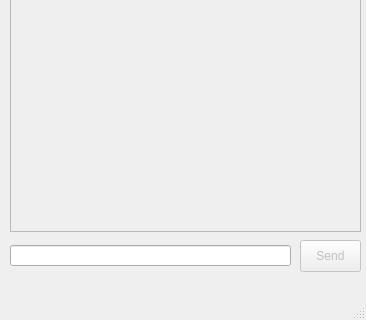
First picture: the form in examples/QT/SioChatDemo/mainwindow.ui, repository socketio/socket.io-client-cpp, before the edit; both pictures show x 0 to 366 and y 257 to 577 of the 366 by 577 pixel window.
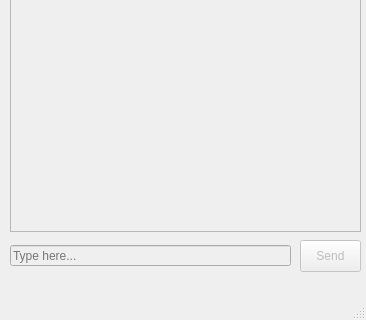
Second picture: the form after the edit.

```diff
--- a/examples/QT/SioChatDemo/mainwindow.ui
+++ b/examples/QT/SioChatDemo/mainwindow.ui
@@ -82,6 +82,9 @@
     </property>
    </widget>
    <widget class="QLineEdit" name="messageEdit">
+    <property name="enabled">
+     <bool>false</bool>
+    </property>
     <property name="geometry">
      <rect>
       <x>10</x>
@@ -90,6 +93,9 @@
       <height>21</height>
      </rect>
     </property>
+    <property name="placeholderText">
+     <string>Type here...</string>
+    </property>
    </widget>
   </widget>
   <widget class="QMenuBar" name="menuBar">
```
Left out of the diff: 18 changed lines with no effect on the pictures.
